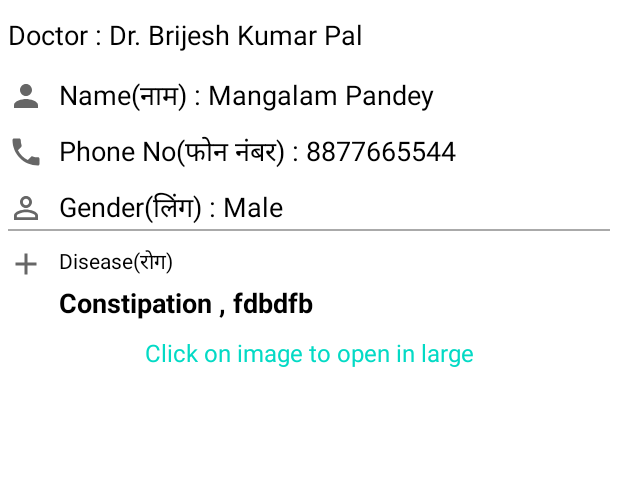
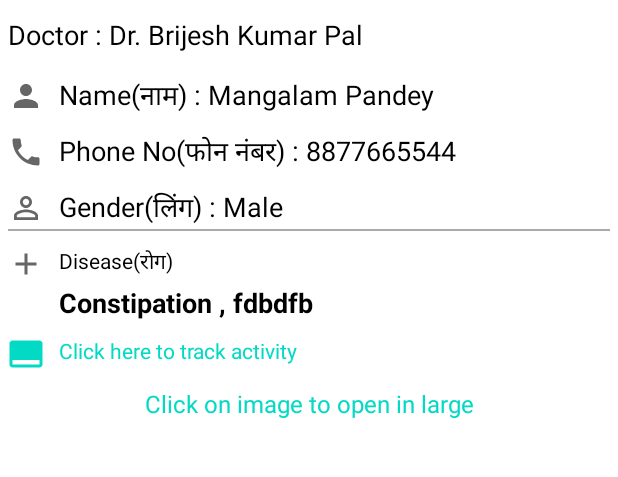
Before and after one commit to TechMangalam/PatanjaliChikitsalayaJaunpur, an Android app: the ShowPatientDetailActivity screen opened directly, with no data from a screen before it, on a phone screen of 412 x 824 dp, the part 181-658 px from its top. Run offline under Robolectric (Android 15) with nearby library versions, the light colour scheme and no system bars; our stand-ins replace AdMob, Firebase (no records; nobody signed in at launch, a user with empty details on screens opened directly), Picasso; pictures from the network do not load; 8 statements that could not run were skipped.

Commit message:
Activity tracking calender is added app not yet released

```diff
--- a/app/build.gradle
+++ b/app/build.gradle
@@ -9,8 +9,8 @@ android {
         applicationId "com.bitaam.patanjalichikitsalayajaunpur"
         minSdkVersion 21
         targetSdkVersion 30
-        versionCode 1
-        versionName "1.0"
+        versionCode 2
+        versionName "1.1"
 
         testInstrumentationRunner "androidx.test.runner.AndroidJUnitRunner"
     }
@@ -67,4 +67,5 @@ dependencies {
     implementation 'com.commit451:PhotoView:1.2.4'
 
 
+
 }
--- a/app/src/main/java/com/bitaam/patanjalichikitsalayajaunpur/ShowPatientDetailActivity.java
+++ b/app/src/main/java/com/bitaam/patanjalichikitsalayajaunpur/ShowPatientDetailActivity.java
@@ -19,7 +19,7 @@ import com.squareup.picasso.Picasso;
 
 public class ShowPatientDetailActivity extends AppCompatActivity {
 
-    TextView dateTv,hospitalTv,doctorTv,nameTv,mobileNoTv,genderTv,diseaseTv;
+    TextView dateTv,hospitalTv,doctorTv,nameTv,mobileNoTv,genderTv,diseaseTv,trackActivityTv;
     ImageView reportImgView;
     PatientModel patientModel;
     AdView adView;
@@ -41,6 +41,7 @@ public class ShowPatientDetailActivity extends AppCompatActivity {
         diseaseTv = findViewById(R.id.diseaseTv);
         reportImgView = findViewById(R.id.reportImgView);
         adView = findViewById(R.id.patient_list_ads);
+        trackActivityTv = findViewById(R.id.activityTv);
 
         displayPatientData(patientModel);
 
@@ -71,6 +72,15 @@ public class ShowPatientDetailActivity extends AppCompatActivity {
             }
         });
 
+        trackActivityTv.setOnClickListener(new View.OnClickListener() {
+            @Override
+            public void onClick(View v) {
+                Intent intent = new Intent(ShowPatientDetailActivity.this,CalenderActivity.class);
+                intent.putExtra("phone",patientModel.getPhoneNo());
+                startActivity(intent);
+            }
+        });
+
     }
 
 }
--- /dev/null
+++ b/app/src/main/res/drawable/ic_baseline_call_to_action_24.xml
@@ -0,0 +1,10 @@
+<vector xmlns:android="http://schemas.android.com/apk/res/android"
+    android:width="24dp"
+    android:height="24dp"
+    android:viewportWidth="24"
+    android:viewportHeight="24"
+    android:tint="?attr/colorControlNormal">
+  <path
+      android:fillColor="@android:color/white"
+      android:pathData="M21,3L3,3c-1.1,0 -2,0.9 -2,2v14c0,1.1 0.9,2 2,2h18c1.1,0 2,-0.9 2,-2L23,5c0,-1.1 -0.9,-2 -2,-2zM21,19L3,19v-3h18v3z"/>
+</vector>
--- a/app/src/main/res/layout/activity_show_patient_detail.xml
+++ b/app/src/main/res/layout/activity_show_patient_detail.xml
@@ -121,49 +121,66 @@
 
             <TextView
                 android:id="@+id/diseaseTitle"
-                android:layout_marginTop="10dp"
                 android:layout_width="match_parent"
                 android:layout_height="wrap_content"
-                android:text="Disease(रोग)"
+                android:layout_below="@+id/div1"
+                android:layout_marginTop="10dp"
                 android:drawableStart="@drawable/ic_baseline_add_24"
                 android:drawablePadding="10dp"
                 android:paddingStart="5dp"
                 android:singleLine="true"
-                android:layout_below="@+id/div1"/>
+                android:text="Disease(रोग)" />
 
             <TextView
                 android:id="@+id/diseaseTv"
-                android:layout_marginTop="1dp"
                 android:layout_width="match_parent"
                 android:layout_height="wrap_content"
+                android:layout_below="@+id/diseaseTitle"
                 android:layout_marginStart="30dp"
-                android:textSize="18sp"
-                android:textStyle="bold"
-                android:textColor="@color/black"
-                android:text="Constipation , fdbdfb"
+                android:layout_marginTop="1dp"
                 android:layout_marginEnd="5dp"
                 android:paddingStart="9dp"
-                android:layout_below="@+id/diseaseTitle"/>
+                android:text="Constipation , fdbdfb"
+                android:textColor="@color/black"
+                android:textSize="18sp"
+                android:textStyle="bold" />
+
+            <TextView
+                android:id="@+id/activityTv"
+                android:layout_width="match_parent"
+                android:layout_height="wrap_content"
+                android:layout_below="@+id/diseaseTv"
+                android:layout_marginTop="10dp"
+                android:drawableStart="@drawable/ic_baseline_call_to_action_24"
+                android:drawablePadding="10dp"
+                android:paddingStart="5dp"
+                android:singleLine="true"
+                android:drawableTint="@color/teal_200"
+                android:textColor="@color/teal_200"
+                android:text="Click here to track activity" />
 
             <TextView
                 android:id="@+id/imageInstrucyionTv"
-                android:layout_below="@id/diseaseTv"
-                android:textSize="16sp"
+                android:layout_width="match_parent"
+                android:layout_height="wrap_content"
+                android:layout_below="@id/activityTv"
+                android:layout_marginTop="10dp"
                 android:text="@string/click_on_image_to_open_in_large"
+                android:textAlignment="center"
                 android:textColor="@color/teal_200"
-                android:textAlignment="center"
-                android:layout_marginTop="10dp"
-                android:layout_width="match_parent"
-                android:layout_height="wrap_content"/>
+                android:textSize="16sp" />
 
             <ImageView
                 android:id="@+id/reportImgView"
-                android:layout_margin="10dp"
+                android:layout_width="match_parent"
+                android:layout_height="300dp"
                 android:layout_below="@id/imageInstrucyionTv"
-                android:visibility="visible"
+                android:layout_marginStart="10dp"
+                android:layout_marginTop="10dp"
+                android:layout_marginEnd="10dp"
+                android:layout_marginBottom="10dp"
                 android:scaleType="centerCrop"
-                android:layout_width="match_parent"
-                android:layout_height="300dp"/>
+                android:visibility="visible" />
 
 
         </RelativeLayout>
--- a/app/src/main/res/menu/menumain.xml
+++ b/app/src/main/res/menu/menumain.xml
@@ -20,6 +20,11 @@
 
     <item
 
+        android:title="Track Activity"
+        android:id="@+id/trackActivity"/>
+
+    <item
+
         android:title="Logout"
         android:id="@+id/log_out"/>
 
```
Also changed, not shown: app/src/main/AndroidManifest.xml (+6 -6 lines), app/src/main/java/com/bitaam/patanjalichikitsalayajaunpur/CalenderActivity.java (added, +112 -0 lines), app/src/main/java/com/bitaam/patanjalichikitsalayajaunpur/HomeActivity.java (+7 -1 lines), app/src/main/java/com/bitaam/patanjalichikitsalayajaunpur/YogaTrackingActivity.java (+24 -0 lines), app/src/main/res/layout/activity_calender.xml (added, +87 -0 lines).
